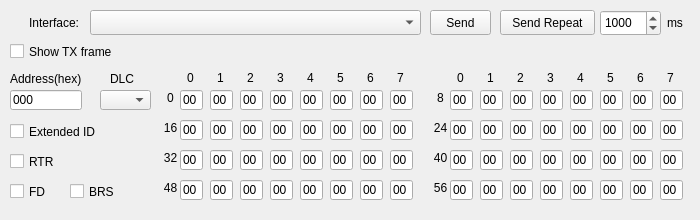
Before: the Qt Designer form src/window/RawTxWindow/RawTxWindow.ui in inniyah/CANgaroo, drawn with Qt 5.
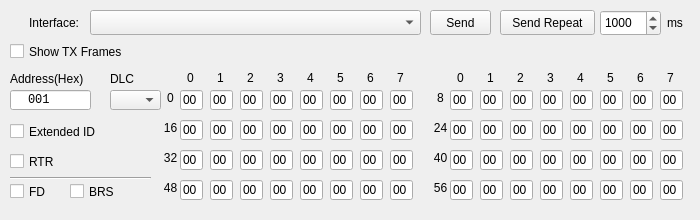
After: the same form once the commit is applied.

Patch:
```diff
--- a/src/window/RawTxWindow/RawTxWindow.ui
+++ b/src/window/RawTxWindow/RawTxWindow.ui
@@ -84,15 +84,23 @@
     <rect>
      <x>10</x>
      <y>90</y>
-     <width>72</width>
+     <width>81</width>
      <height>20</height>
     </rect>
    </property>
+   <property name="font">
+    <font>
+     <family>Monospace</family>
+    </font>
+   </property>
+   <property name="layoutDirection">
+    <enum>Qt::LeftToRight</enum>
+   </property>
    <property name="inputMask">
     <string>HHHHHHHH</string>
    </property>
    <property name="text">
-    <string notr="true">000</string>
+    <string notr="true">001</string>
    </property>
    <property name="frame">
     <bool>true</bool>
@@ -100,6 +108,9 @@
    <property name="cursorPosition">
     <number>8</number>
    </property>
+   <property name="alignment">
+    <set>Qt::AlignRight|Qt::AlignTrailing|Qt::AlignVCenter</set>
+   </property>
    <property name="placeholderText">
     <string/>
    </property>
@@ -120,7 +131,7 @@
     </rect>
    </property>
    <property name="text">
-    <string>Address(hex)</string>
+    <string>Address(Hex)</string>
    </property>
   </widget>
   <widget class="QLabel" name="label_2">
@@ -233,7 +244,7 @@
   <widget class="QComboBox" name="comboBoxDLC">
    <property name="geometry">
     <rect>
-     <x>100</x>
+     <x>110</x>
      <y>90</y>
      <width>51</width>
      <height>20</height>
@@ -1863,7 +1874,20 @@
     </rect>
    </property>
    <property name="text">
-    <string>Show TX frame</string>
+    <string>Show TX Frames</string>
+   </property>
+  </widget>
+  <widget class="Line" name="line">
+   <property name="geometry">
+    <rect>
+     <x>10</x>
+     <y>170</y>
+     <width>141</width>
+     <height>16</height>
+    </rect>
+   </property>
+   <property name="orientation">
+    <enum>Qt::Horizontal</enum>
    </property>
   </widget>
  </widget>
```
